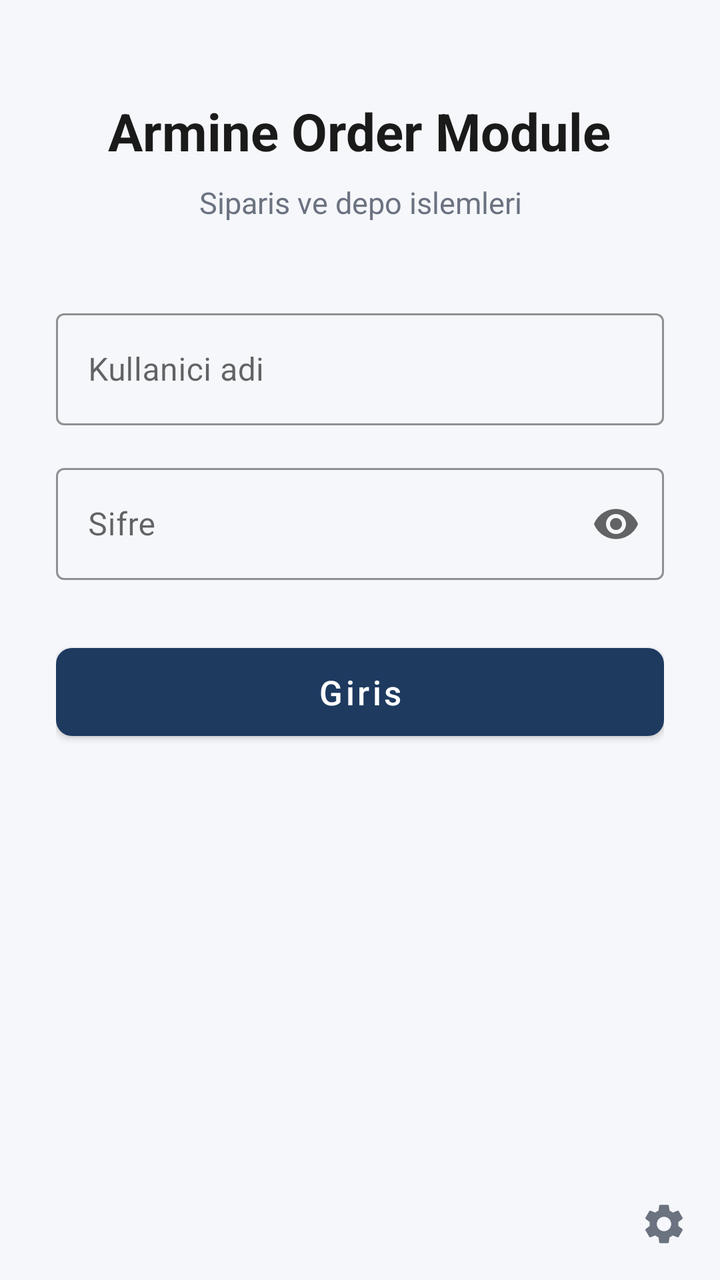
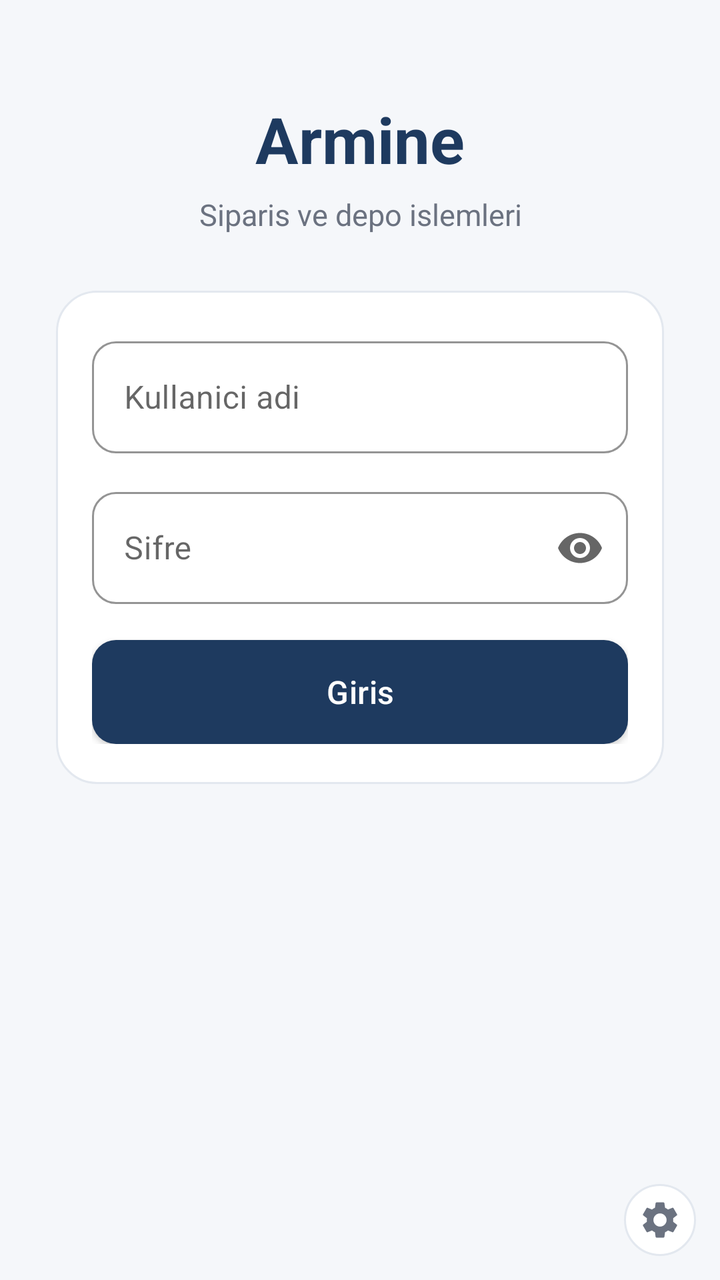

Two renders of the same Android screen: before a commit and after it. Below are the layout's source before the change and the commit's diff.
<!-- AndroidManifest.xml: application theme Theme.ArmineOrderModule -->
<!-- res/layout/activity_login.xml -->
<?xml version="1.0" encoding="utf-8"?>
<FrameLayout xmlns:android="http://schemas.android.com/apk/res/android"
    xmlns:app="http://schemas.android.com/apk/res-auto"
    android:layout_width="match_parent"
    android:layout_height="match_parent"
    android:background="@color/login_background">

    <ScrollView
        android:layout_width="match_parent"
        android:layout_height="match_parent"
        android:fillViewport="true">

        <LinearLayout
            android:layout_width="match_parent"
            android:layout_height="wrap_content"
            android:orientation="vertical"
            android:gravity="center_horizontal"
            android:paddingStart="28dp"
            android:paddingEnd="28dp"
            android:paddingTop="48dp"
            android:paddingBottom="56dp">

            <TextView
                android:id="@+id/tvAppTitle"
                android:layout_width="wrap_content"
                android:layout_height="wrap_content"
                android:text="@string/app_name"
                android:textColor="@color/login_title"
                android:textSize="26sp"
                android:textStyle="bold"
                android:gravity="center" />

            <TextView
                android:id="@+id/tvLoginSubtitle"
                android:layout_width="wrap_content"
                android:layout_height="wrap_content"
                android:layout_marginTop="8dp"
                android:text="@string/login_subtitle"
                android:textColor="@color/login_subtitle"
                android:textSize="15sp"
                android:gravity="center" />

            <com.google.android.material.textfield.TextInputLayout
                android:id="@+id/tilUsername"
                style="@style/Widget.MaterialComponents.TextInputLayout.OutlinedBox"
                android:layout_width="match_parent"
                android:layout_height="wrap_content"
                android:layout_marginTop="40dp"
                android:hint="@string/login_username"
                app:boxStrokeColor="@color/login_primary"
                app:hintTextColor="@color/login_primary">

                <com.google.android.material.textfield.TextInputEditText
                    android:id="@+id/etUsername"
                    android:layout_width="match_parent"
                    android:layout_height="wrap_content"
                    android:inputType="text"
                    android:imeOptions="actionNext"
                    android:maxLines="1"
                    android:minHeight="56dp"
                    android:textSize="16sp" />
            </com.google.android.material.textfield.TextInputLayout>

            <com.google.android.material.textfield.TextInputLayout
                android:id="@+id/tilPassword"
                style="@style/Widget.MaterialComponents.TextInputLayout.OutlinedBox"
                android:layout_width="match_parent"
                android:layout_height="wrap_content"
                android:layout_marginTop="16dp"
                android:hint="@string/login_password"
                app:boxStrokeColor="@color/login_primary"
                app:hintTextColor="@color/login_primary"
                app:endIconMode="password_toggle">

                <com.google.android.material.textfield.TextInputEditText
                    android:id="@+id/etPassword"
                    android:layout_width="match_parent"
                    android:layout_height="wrap_content"
                    android:inputType="textPassword"
                    android:imeOptions="actionDone"
                    android:maxLines="1"
                    android:minHeight="56dp"
                    android:textSize="16sp" />
            </com.google.android.material.textfield.TextInputLayout>

            <com.google.android.material.button.MaterialButton
                android:id="@+id/btnLogin"
                android:layout_width="match_parent"
                android:layout_height="56dp"
                android:layout_marginTop="28dp"
                android:text="@string/login_button"
                android:textAllCaps="false"
                android:textSize="17sp"
                app:backgroundTint="@color/login_primary"
                app:cornerRadius="8dp" />

            <TextView
                android:id="@+id/tvLoginError"
                android:layout_width="match_parent"
                android:layout_height="wrap_content"
                android:layout_marginTop="16dp"
                android:gravity="center"
                android:textColor="@color/login_error"
                android:textSize="14sp"
                android:visibility="gone" />

        </LinearLayout>
    </ScrollView>

    <LinearLayout
        android:layout_width="match_parent"
        android:layout_height="wrap_content"
        android:layout_gravity="bottom|end"
        android:layout_marginStart="12dp"
        android:layout_marginEnd="12dp"
        android:layout_marginBottom="12dp"
        android:gravity="center_vertical|end"
        android:orientation="horizontal">

        <TextView
            android:id="@+id/tvServerUrl"
            android:layout_width="0dp"
            android:layout_height="wrap_content"
            android:layout_weight="1"
            android:layout_marginEnd="8dp"
            android:ellipsize="middle"
            android:gravity="end"
            android:maxLines="1"
            android:textColor="@color/login_subtitle"
            android:textSize="11sp" />

        <ImageButton
            android:id="@+id/btnServerSettings"
            android:layout_width="32dp"
            android:layout_height="32dp"
            android:background="?attr/selectableItemBackgroundBorderless"
            android:contentDescription="@string/server_settings_title"
            android:padding="4dp"
            android:scaleType="centerInside"
            android:src="@drawable/ic_settings" />
    </LinearLayout>

</FrameLayout>
<!-- resources referenced by this layout -->
<resources>
  <color name="login_background">#FFF5F7FA</color>
  <color name="login_error">#FFB00020</color>
  <color name="login_primary">#FF1E3A5F</color>
  <color name="login_subtitle">#FF6B7280</color>
  <color name="login_title">#FF1A1A1A</color>
  <string name="app_name">Armine Order Module</string>
  <string name="login_button">Giris</string>
  <string name="login_password">Sifre</string>
  <string name="login_subtitle">Siparis ve depo islemleri</string>
  <string name="login_username">Kullanici adi</string>
  <string name="server_settings_title">Server Ayarlari</string>
  <style name="Theme.ArmineOrderModule" parent="Theme.MaterialComponents.DayNight.NoActionBar">
          
          <item name="colorPrimary">@color/purple_500</item>
          <item name="colorPrimaryVariant">@color/purple_700</item>
          <item name="colorOnPrimary">@color/white</item>
          
          <item name="colorSecondary">@color/teal_200</item>
          <item name="colorSecondaryVariant">@color/teal_700</item>
          <item name="colorOnSecondary">@color/black</item>
          
          <item name="android:statusBarColor">?attr/colorPrimaryVariant</item>
          
      </style>
  <color name="purple_500">#FF6200EE</color>
  <color name="purple_700">#FF3700B3</color>
  <color name="white">#FFFFFFFF</color>
  <color name="teal_200">#FF03DAC5</color>
  <color name="teal_700">#FF018786</color>
  <color name="black">#FF000000</color>
  <!-- unchanged entries left out for length: 1 -->
</resources>

<!-- the commit's change to res/layout/activity_login.xml (unified diff, before → after) -->
@@ -24,9 +24,9 @@
                 android:id="@+id/tvAppTitle"
                 android:layout_width="wrap_content"
                 android:layout_height="wrap_content"
-                android:text="@string/app_name"
-                android:textColor="@color/login_title"
-                android:textSize="26sp"
+                android:text="@string/login_brand"
+                android:textColor="@color/login_primary"
+                android:textSize="32sp"
                 android:textStyle="bold"
                 android:gravity="center" />
 
@@ -34,21 +34,29 @@
                 android:id="@+id/tvLoginSubtitle"
                 android:layout_width="wrap_content"
                 android:layout_height="wrap_content"
-                android:layout_marginTop="8dp"
+                android:layout_marginTop="6dp"
                 android:text="@string/login_subtitle"
                 android:textColor="@color/login_subtitle"
                 android:textSize="15sp"
                 android:gravity="center" />
 
+            <LinearLayout
+                android:layout_width="match_parent"
+                android:layout_height="wrap_content"
+                android:layout_marginTop="28dp"
+                android:background="@drawable/bg_surface_card"
+                android:orientation="vertical"
+                android:paddingStart="18dp"
+                android:paddingTop="20dp"
+                android:paddingEnd="18dp"
+                android:paddingBottom="20dp">
+
             <com.google.android.material.textfield.TextInputLayout
                 android:id="@+id/tilUsername"
-                style="@style/Widget.MaterialComponents.TextInputLayout.OutlinedBox"
+                style="@style/Widget.Armine.TextInput"
                 android:layout_width="match_parent"
                 android:layout_height="wrap_content"
-                android:layout_marginTop="40dp"
-                android:hint="@string/login_username"
-                app:boxStrokeColor="@color/login_primary"
-                app:hintTextColor="@color/login_primary">
+                android:hint="@string/login_username">
 
                 <com.google.android.material.textfield.TextInputEditText
                     android:id="@+id/etUsername"
@@ -63,13 +71,11 @@
 
             <com.google.android.material.textfield.TextInputLayout
                 android:id="@+id/tilPassword"
-                style="@style/Widget.MaterialComponents.TextInputLayout.OutlinedBox"
+                style="@style/Widget.Armine.TextInput"
                 android:layout_width="match_parent"
                 android:layout_height="wrap_content"
-                android:layout_marginTop="16dp"
+                android:layout_marginTop="14dp"
                 android:hint="@string/login_password"
-                app:boxStrokeColor="@color/login_primary"
-                app:hintTextColor="@color/login_primary"
                 app:endIconMode="password_toggle">
 
                 <com.google.android.material.textfield.TextInputEditText
@@ -85,14 +91,11 @@
 
             <com.google.android.material.button.MaterialButton
                 android:id="@+id/btnLogin"
+                style="@style/Widget.Armine.PrimaryButton"
                 android:layout_width="match_parent"
-                android:layout_height="56dp"
-                android:layout_marginTop="28dp"
-                android:text="@string/login_button"
-                android:textAllCaps="false"
-                android:textSize="17sp"
-                app:backgroundTint="@color/login_primary"
-                app:cornerRadius="8dp" />
+                android:layout_height="52dp"
+                android:layout_marginTop="18dp"
+                android:text="@string/login_button" />
 
             <TextView
                 android:id="@+id/tvLoginError"
@@ -103,6 +106,16 @@
                 android:textColor="@color/login_error"
                 android:textSize="14sp"
                 android:visibility="gone" />
+
+            <com.google.android.material.button.MaterialButton
+                android:id="@+id/btnAppUpdate"
+                style="@style/Widget.Armine.PrimaryButton"
+                android:layout_width="match_parent"
+                android:layout_height="48dp"
+                android:layout_marginTop="12dp"
+                android:visibility="gone" />
+
+            </LinearLayout>
 
         </LinearLayout>
     </ScrollView>
@@ -131,11 +144,11 @@
 
         <ImageButton
             android:id="@+id/btnServerSettings"
-            android:layout_width="32dp"
-            android:layout_height="32dp"
-            android:background="?attr/selectableItemBackgroundBorderless"
+            android:layout_width="36dp"
+            android:layout_height="36dp"
+            android:background="@drawable/bg_icon_button"
             android:contentDescription="@string/server_settings_title"
-            android:padding="4dp"
+            android:padding="7dp"
             android:scaleType="centerInside"
             android:src="@drawable/ic_settings" />
     </LinearLayout>
<!-- resource entries referenced after the edit -->
@@ -4,32 +4,73 @@
   <color name="login_error">#FFB00020</color>
   <color name="login_primary">#FF1E3A5F</color>
   <color name="login_subtitle">#FF6B7280</color>
-  <color name="login_title">#FF1A1A1A</color>
-  <string name="app_name">Armine Order Module</string>
+  <!-- drawable bg_icon_button (drawable) -->
+  <?xml version="1.0" encoding="utf-8"?>
+  <ripple xmlns:android="http://schemas.android.com/apk/res/android"
+      android:color="#221E3A5F">
+      <item>
+          <shape android:shape="oval">
+              <solid android:color="@color/surface_card" />
+              <stroke
+                  android:width="1dp"
+                  android:color="@color/menu_card_stroke" />
+          </shape>
+      </item>
+  </ripple>
+  <!-- drawable bg_surface_card (drawable) -->
+  <?xml version="1.0" encoding="utf-8"?>
+  <shape xmlns:android="http://schemas.android.com/apk/res/android"
+      android:shape="rectangle">
+      <solid android:color="@color/surface_card" />
+      <corners android:radius="20dp" />
+      <stroke
+          android:width="1dp"
+          android:color="@color/menu_card_stroke" />
+  </shape>
+  <string name="login_brand">Armine</string>
   <string name="login_button">Giris</string>
   <string name="login_password">Sifre</string>
   <string name="login_subtitle">Siparis ve depo islemleri</string>
   <string name="login_username">Kullanici adi</string>
   <string name="server_settings_title">Server Ayarlari</string>
-  <style name="Theme.ArmineOrderModule" parent="Theme.MaterialComponents.DayNight.NoActionBar">
-          
-          <item name="colorPrimary">@color/purple_500</item>
-          <item name="colorPrimaryVariant">@color/purple_700</item>
+  <style name="Widget.Armine.PrimaryButton" parent="Widget.MaterialComponents.Button">
+          <item name="android:insetTop">0dp</item>
+          <item name="android:insetBottom">0dp</item>
+          <item name="android:textAllCaps">false</item>
+          <item name="android:textSize">16sp</item>
+          <item name="android:letterSpacing">0.01</item>
+          <item name="android:textColor">@color/white</item>
+          <item name="android:minHeight">52dp</item>
+          <item name="backgroundTint">@color/login_primary</item>
+          <item name="cornerRadius">12dp</item>
+      </style>
+  <style name="Widget.Armine.TextInput" parent="Widget.MaterialComponents.TextInputLayout.OutlinedBox">
+          <item name="boxCornerRadiusTopStart">12dp</item>
+          <item name="boxCornerRadiusTopEnd">12dp</item>
+          <item name="boxCornerRadiusBottomStart">12dp</item>
+          <item name="boxCornerRadiusBottomEnd">12dp</item>
+          <item name="boxStrokeColor">@color/login_primary</item>
+          <item name="hintTextColor">@color/login_primary</item>
+      </style>
+  <style name="Theme.ArmineOrderModule" parent="Theme.MaterialComponents.Light.NoActionBar">
+          <item name="colorPrimary">@color/login_primary</item>
+          <item name="colorPrimaryVariant">@color/login_primary</item>
           <item name="colorOnPrimary">@color/white</item>
-          
-          <item name="colorSecondary">@color/teal_200</item>
-          <item name="colorSecondaryVariant">@color/teal_700</item>
-          <item name="colorOnSecondary">@color/black</item>
-          
-          <item name="android:statusBarColor">?attr/colorPrimaryVariant</item>
-          
+          <item name="colorSecondary">@color/menu_icon_bg_customers</item>
+          <item name="colorSecondaryVariant">@color/menu_icon_bg_customers</item>
+          <item name="colorOnSecondary">@color/white</item>
+          <item name="android:statusBarColor">@color/login_background</item>
+          <item name="android:navigationBarColor">@color/login_background</item>
+          <item name="android:windowLightStatusBar">true</item>
+          <item name="android:windowLightNavigationBar" tools:targetApi="27">true</item>
+          <item name="android:windowBackground">@color/login_background</item>
+          <item name="materialButtonStyle">@style/Widget.Armine.PrimaryButton</item>
+          <item name="textInputStyle">@style/Widget.Armine.TextInput</item>
       </style>
-  <color name="purple_500">#FF6200EE</color>
-  <color name="purple_700">#FF3700B3</color>
+  <color name="surface_card">#FFFFFFFF</color>
+  <color name="menu_card_stroke">#FFE3E8EF</color>
   <color name="white">#FFFFFFFF</color>
-  <color name="teal_200">#FF03DAC5</color>
-  <color name="teal_700">#FF018786</color>
-  <color name="black">#FF000000</color>
+  <color name="menu_icon_bg_customers">#FF2F6F8F</color>
   <!-- unchanged entries left out for length: 1 -->
 </resources>
 
